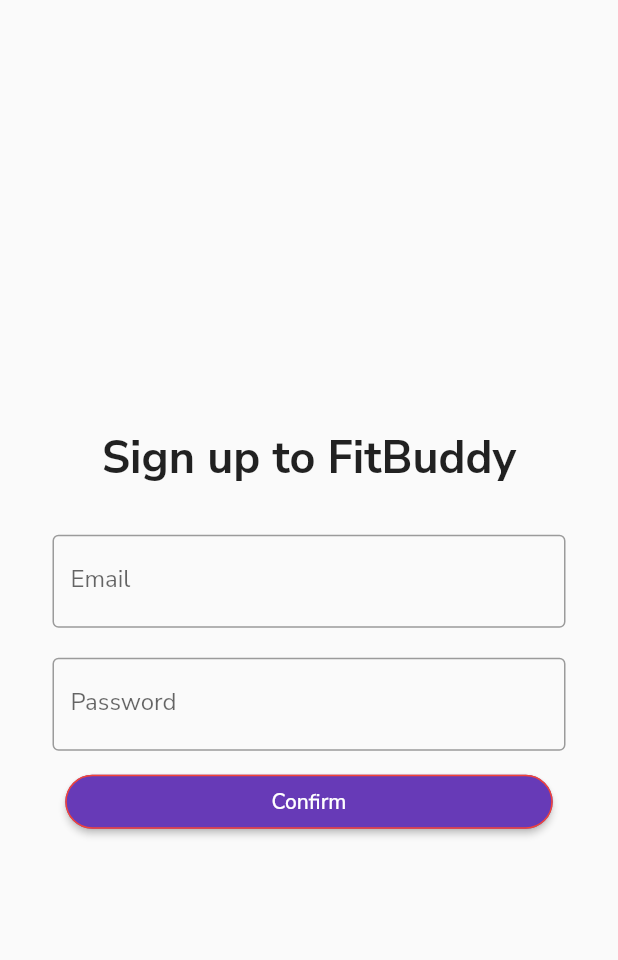
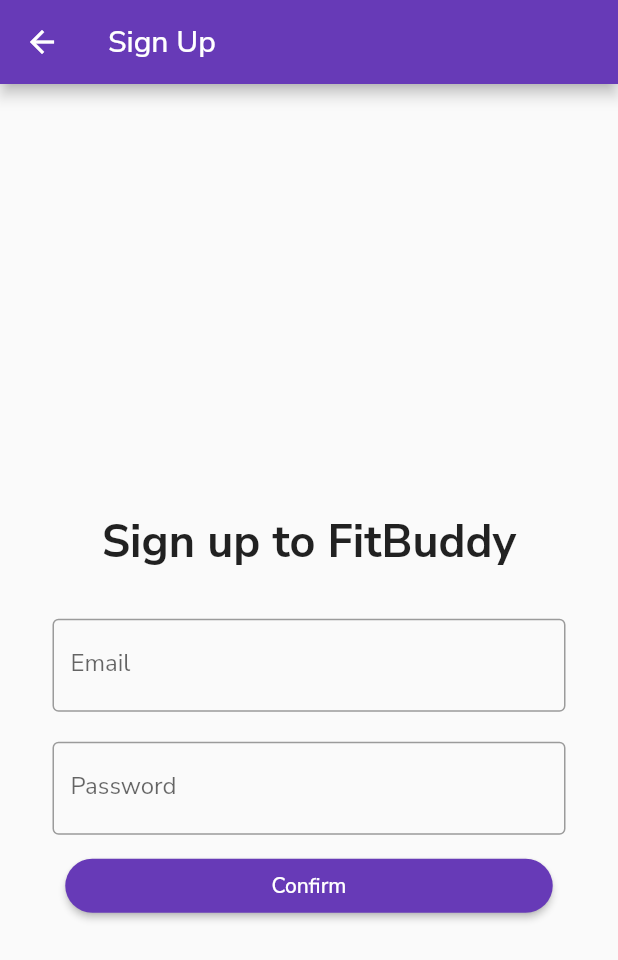
Before and after one commit to aporria/FitBuddy, a Flutter app: the SignupPage screen opened directly, on a phone screen of 412 x 824 dp. Shown: the top 960 px of the screen. Run offline on Flutter 3.47's test engine with Material 2 defaults, Android fonts, the phone set to English and light mode, and no system bars; our stand-ins replace firebase_auth, firebase_core, firebase_database, google_fonts; accounts and stored records are empty.

Commit message:
UI improvements and additional functionality

```diff
--- /dev/null
+++ b/lib/authentication_screens/signup.dart
@@ -0,0 +1,121 @@
+import 'package:fit_buddy/authentication_screens/login.dart';
+import 'package:flutter/material.dart';
+import 'package:firebase_auth/firebase_auth.dart';
+import '../home_screens/home.dart';
+
+class SignupPage extends StatefulWidget {
+  const SignupPage({Key? key}) : super(key: key);
+
+  @override
+  State<SignupPage> createState() => _SignupPageState();
+}
+
+class _SignupPageState extends State<SignupPage> {
+
+  var emailController = TextEditingController();
+  var passwordController = TextEditingController();
+
+  @override
+  Widget build(BuildContext context) {
+    return Scaffold(
+      appBar: AppBar(
+        title: const Text('Sign Up'),
+      ),
+      body: SingleChildScrollView(
+        child: ConstrainedBox(
+          constraints: BoxConstraints(maxHeight: MediaQuery.of(context).size.height),
+          child: Column(
+            mainAxisAlignment: MainAxisAlignment.center,
+            crossAxisAlignment: CrossAxisAlignment.center,
+            children: [
+              Container(
+                margin: const EdgeInsets.only(top: 20, bottom: 20),
+                child: const Text(
+                  'Sign up to FitBuddy',
+                  style: TextStyle(
+                      fontSize: 30,
+                      fontWeight: FontWeight.bold
+                  ),
+                ),
+              ),
+              Container(
+                margin: const EdgeInsets.only(left: 35, right: 35, bottom: 10, top: 10),
+                child: TextField(
+                  controller: emailController,
+                  obscureText: false,
+                  decoration: const InputDecoration(
+                    border: OutlineInputBorder(),
+                    labelText: 'Email',
+                  ),
+                ),
+              ),
+              Container(
+                margin: const EdgeInsets.only(left: 35, right: 35, bottom: 10, top: 10),
+                child: TextField(
+                  controller: passwordController,
+                  obscureText: true,
+                  decoration: const InputDecoration(
+                    border: OutlineInputBorder(),
+                    labelText: 'Password',
+                  ),
+                ),
+              ),
+              SizedBox(
+                width: 325,
+                child: ElevatedButton(
+                  style: ButtonStyle(
+                      shape: MaterialStateProperty.all<RoundedRectangleBorder>(
+                          RoundedRectangleBorder(
+                              borderRadius: BorderRadius.circular(18.0),
+                          )
+                      )
+                  ),
+                  child: const Text(
+                    'Confirm',
+                  ),
+                  onPressed: () {
+                    signUp();
+                  },
+                ),
+              ),
+            ],
+          ),
+        ),
+      ),
+    );
+  }
+  Future signUp() async {
+    showDialog(
+        context: context,
+        barrierDismissible: false,
+        builder: (context) => const Center(
+            child: CircularProgressIndicator()
+        )
+    );
+    try {
+      await FirebaseAuth.instance.createUserWithEmailAndPassword(
+          email: emailController.text.trim(), password: passwordController.text.trim());
+      ScaffoldMessenger.of(context).showSnackBar(
+        const SnackBar(
+          content: Text(
+              'Successfully signed up!'
+          ),
+        ),
+      );
+      Navigator.of(context).popUntil(
+        ModalRoute.withName('/login')
+      );
+      print('Successfully signed up!');
+    } on FirebaseAuthException catch (e) {
+      print(e);
+      ScaffoldMessenger.of(context).showSnackBar(
+        SnackBar(
+          content: Text(
+              e.message.toString()
+          ),
+        ),
+      );
+      Navigator.of(context).pop();
+    }
+  }
+}
--- a/lib/exercise_set_screens/add_new_exercise.dart
+++ b/lib/exercise_set_screens/add_new_exercise.dart
@@ -1,3 +1,4 @@
+import 'package:firebase_auth/firebase_auth.dart';
 import 'package:firebase_database/firebase_database.dart';
 import 'package:flutter/material.dart';
 
@@ -14,6 +15,9 @@ class _AddNewExerciseState extends State<AddNewExercise> {
   var numberOfSetsController = TextEditingController();
   var categoryController = TextEditingController();
   var numberOfRepsController = TextEditingController();
+
+  var currentUser = FirebaseAuth.instance.currentUser;
+  var userID = FirebaseAuth.instance.currentUser?.uid;
 
   @override
   Widget build(BuildContext context) {
@@ -72,7 +76,7 @@ class _AddNewExerciseState extends State<AddNewExercise> {
           print(numberOfRepsController.text);
 
           var timeStamp = DateTime.now().millisecondsSinceEpoch;
-          FirebaseDatabase.instance.ref().child('exercises/exercise' + timeStamp.toString()).set(
+          FirebaseDatabase.instance.ref().child(userID.toString() + '/exercise_list/exercise' + timeStamp.toString()).set(
             {
               "name" : nameController.text,
               "category" : categoryController.text,
--- a/lib/home_screens/main.dart
+++ b/lib/home_screens/main.dart
@@ -1,4 +1,4 @@
-import 'package:fit_buddy/home_screens/login.dart';
+import 'package:fit_buddy/authentication_screens/login.dart';
 import 'package:flutter/material.dart';
 import 'package:firebase_core/firebase_core.dart';
 import 'package:fit_buddy/firebase_options.dart';
@@ -65,7 +65,9 @@ class _SplashPageState extends State<SplashPage> {
                 onPressed: () {
                   Navigator.push(
                     context,
-                    MaterialPageRoute(builder: (context) => const LoginPage()),
+                    MaterialPageRoute(
+                      settings: const RouteSettings(name: '/login'),
+                      builder: (context) => const LoginPage()),
                   );
                 },
                 child: const Text('Start'),
```
Also changed, not shown: lib/authentication_screens/forgot_password_page.dart (renamed from lib/home_screens/signup.dart, +51 -37 lines), lib/authentication_screens/login.dart (renamed from lib/home_screens/login.dart, +65 -17 lines), lib/home_screens/exercise_list.dart (+24 -5 lines), lib/options_screens/options_page.dart (added, +134 -0 lines).
